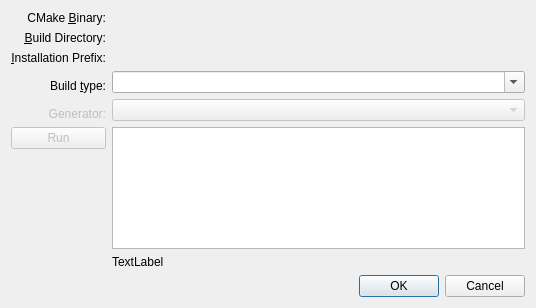
The window that buildtools/managers/cmake/cmakebuilddircreator.ui (KDE/kdevelop) describes before a commit, drawn with Qt 5.
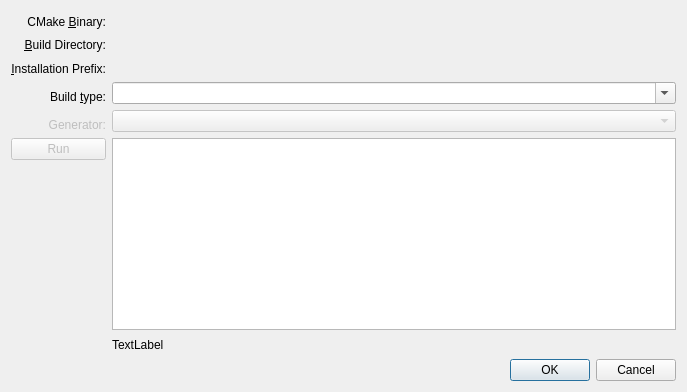
The same window after the commit. Custom widgets are drawn as their Qt base class.

Commit message: Made it possible to use already created build directories. Made it possible to cancel the creation of a build directory. Fixed cmake output scroll so that it scrolls with the text.

The edit to the form file:
```diff
--- a/buildtools/managers/cmake/cmakebuilddircreator.ui
+++ b/buildtools/managers/cmake/cmakebuilddircreator.ui
@@ -5,8 +5,8 @@
    <rect>
     <x>0</x>
     <y>0</y>
-    <width>536</width>
-    <height>308</height>
+    <width>687</width>
+    <height>392</height>
    </rect>
   </property>
   <property name="windowTitle" >
```
The commit also changes 1 other file.
